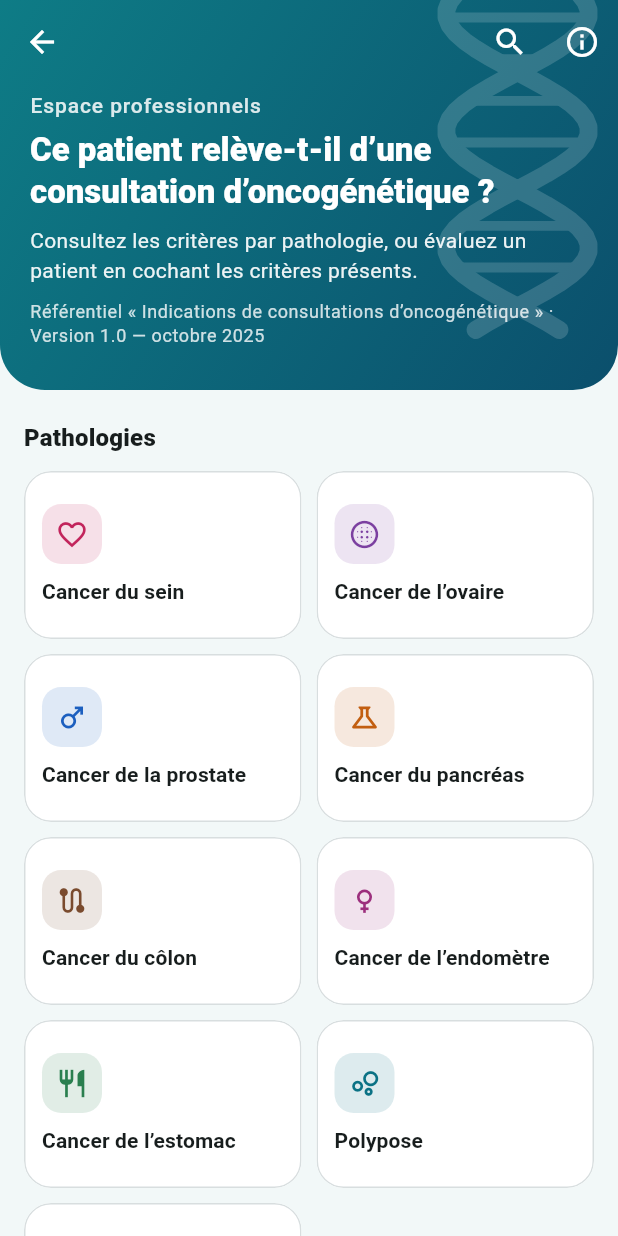
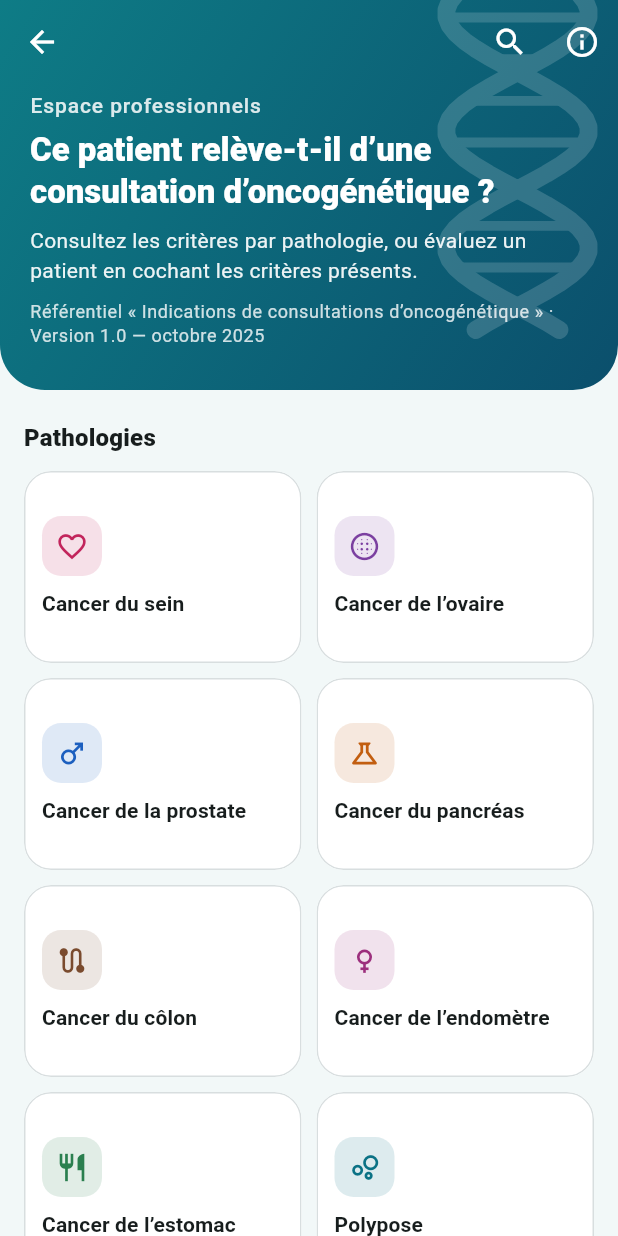
Before and after one commit to franckled/oncoscope, a Flutter app: the HomeScreen screen opened directly, on a phone screen of 412 x 824 dp. Run offline on Flutter 3.47's test engine with Material 3 defaults, Android fonts, the phone set to English and light mode, and no system bars.

Commit message:
Increase mainAxisExtent in home_screen.dart

```diff
--- a/lib/screens/home_screen.dart
+++ b/lib/screens/home_screen.dart
@@ -88,7 +88,7 @@ class HomeScreen extends StatelessWidget {
             sliver: SliverGrid(
               gridDelegate: const SliverGridDelegateWithMaxCrossAxisExtent(
                 maxCrossAxisExtent: 240,
-                mainAxisExtent: 112,
+                mainAxisExtent: 128,
                 mainAxisSpacing: 10,
                 crossAxisSpacing: 10,
               ),
```
